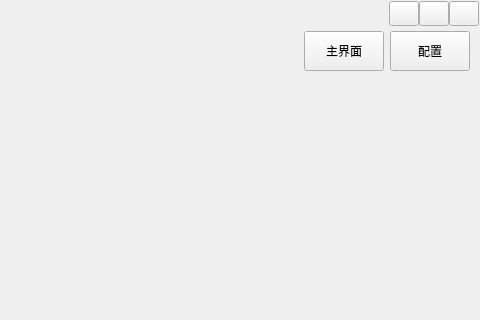
Qt form frmmain/frmmain.ui (richardzjq/instrument_correction) before a commit; both pictures show x 198 to 678 and y 0 to 320 of the 678 by 517 pixel window.
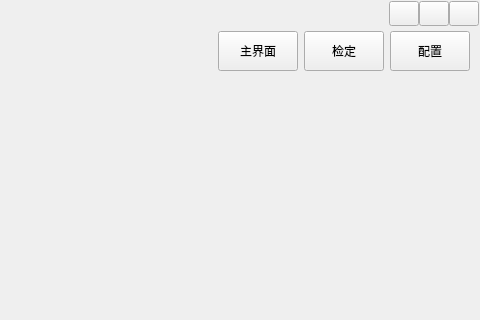
The same form after that commit. Custom widgets are drawn as their Qt base class.

Commit message: move frminspect into main form

```diff
--- a/frmmain/frmmain.ui
+++ b/frmmain/frmmain.ui
@@ -281,6 +281,19 @@
               </property>
              </widget>
             </item>
+            <item>
+             <widget class="QPushButton" name="btn_check">
+              <property name="sizePolicy">
+               <sizepolicy hsizetype="Minimum" vsizetype="Preferred">
+                <horstretch>0</horstretch>
+                <verstretch>0</verstretch>
+               </sizepolicy>
+              </property>
+              <property name="text">
+               <string>检定</string>
+              </property>
+             </widget>
+            </item>
             <item>
              <widget class="QPushButton" name="btn_config">
               <property name="sizePolicy">
```
Left out of the diff: 84 changed lines with no effect on the pictures. The commit also changes 7 other files.
